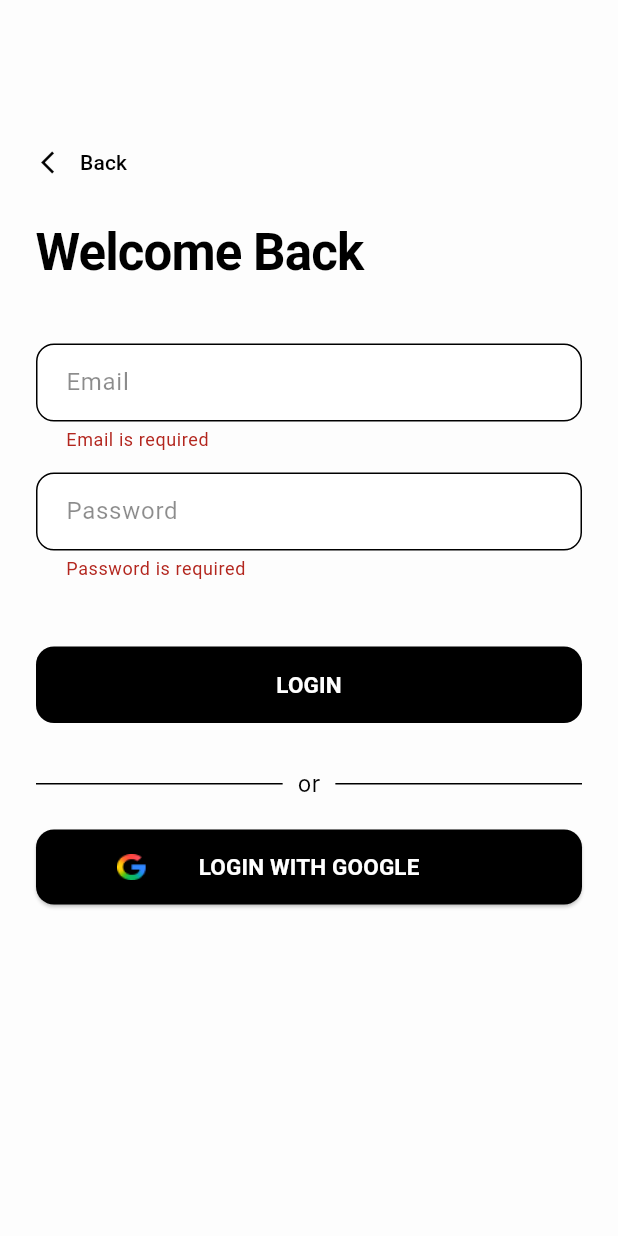
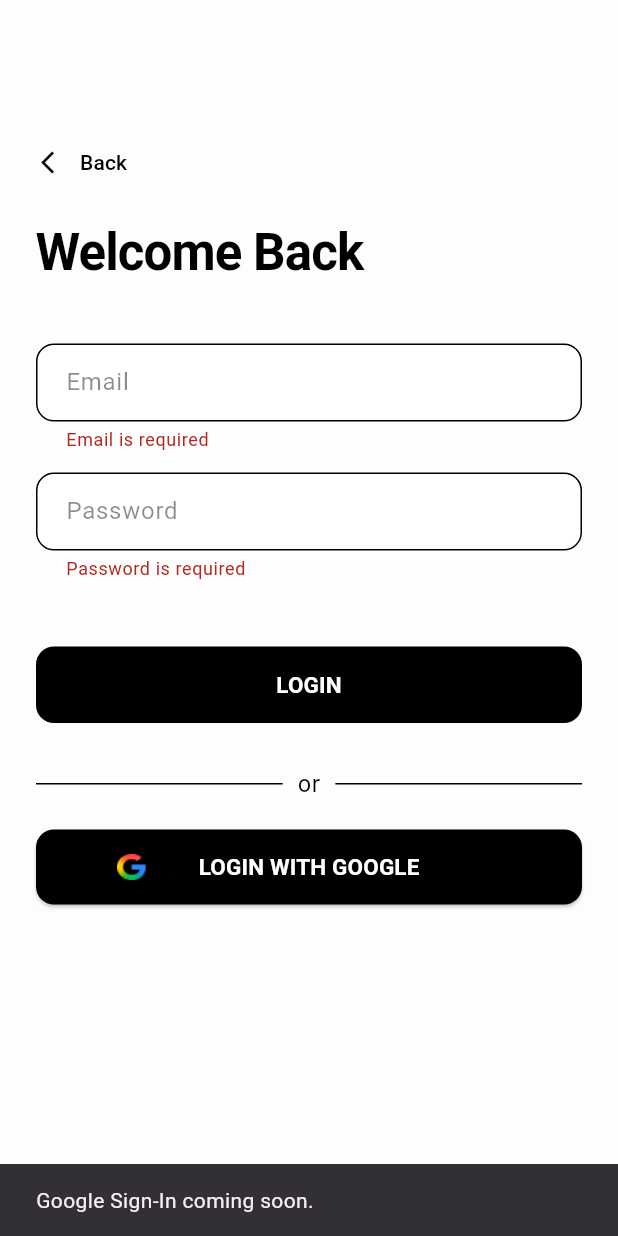
Before and after one commit to zjsuarez/Flutter-TodoList-with-Firebase, a Flutter app: the LoginScreen screen opened by its route, after a tap on "LOGIN", after a tap on "LOGIN WITH GOOGLE", on a phone screen of 412 x 824 dp. Run offline on Flutter 3.47's test engine with Material 3 defaults, Android fonts, the phone set to English and light mode, and no system bars; our stand-ins replace bloc, firebase_auth, firebase_core, flutter_bloc, freezed_annotation, get_it and 5 more; accounts and stored records are empty; Roboto replaces fonts that are missing (Inter).

Commit message:
(feat): Finished auth feature.

```diff
--- /dev/null
+++ b/devtools_options.yaml
@@ -0,0 +1,5 @@
+description: This file stores settings for Dart & Flutter DevTools.
+documentation: https://docs.flutter.dev/tools/devtools/extensions#configure-extension-enablement-states
+extensions:
+  - get_it: true
+  - provider: true
--- a/lib/src/core/di/injection.dart
+++ b/lib/src/core/di/injection.dart
@@ -1,3 +1,4 @@
+import 'package:firebase_auth/firebase_auth.dart';
 import 'package:hive/hive.dart';
 import 'package:injectable/injectable.dart';
 import 'package:get_it/get_it.dart';
@@ -13,4 +14,7 @@ void configureInjection() => getIt.init();
 abstract class RegisterModule {
   @lazySingleton
   Box<TaskModel> get taskBox => Hive.box<TaskModel>('tasksBox');
+
+  @lazySingleton
+  FirebaseAuth get firebaseAuth => FirebaseAuth.instance;
 }
--- a/lib/src/core/router/app_router.dart
+++ b/lib/src/core/router/app_router.dart
@@ -1,6 +1,7 @@
 import 'package:flutter_bloc/flutter_bloc.dart';
 import 'package:go_router/go_router.dart';
 import 'package:todolistfirebase/src/core/di/injection.dart';
+import 'package:todolistfirebase/src/features/auth/domain/repositories/auth_repository.dart';
 import 'package:todolistfirebase/src/features/auth/presentation/screen/register_screen.dart';
 import 'package:todolistfirebase/src/features/auth/presentation/screen/login_screen.dart';
 import 'package:todolistfirebase/src/features/auth/presentation/screen/startpage_screen.dart';
@@ -8,6 +9,7 @@ import 'package:todolistfirebase/src/features/dashboard/presentation/bloc/dashbo
 import 'package:todolistfirebase/src/features/dashboard/presentation/screens/dashboard_screen.dart';
 
 final appRouter = GoRouter(
+  initialLocation: getIt<AuthRepository>().isLoggedIn ? '/dashboard' : '/',
   routes: [
     GoRoute(path: '/', builder: (context, state) => const StartPageScreen(),),
     GoRoute(path: '/login', builder: (context, state) => const LoginScreen(),),
--- a/lib/src/features/auth/data/data/auth_datasource.dart
+++ b/lib/src/features/auth/data/data/auth_datasource.dart
@@ -26,7 +26,6 @@ Future<UserCredential> login(String email, String password) async {
     await _firebaseAuth.signOut();
   }
 
-  // Para saber si el usuario ya inició sesión al abrir la app
   User? get currentUser => _firebaseAuth.currentUser;
 
 }
--- /dev/null
+++ b/lib/src/features/auth/presentation/bloc/auth_event.dart
@@ -0,0 +1,16 @@
+part of 'auth_bloc.dart';
+
+@freezed
+class AuthEvent with _$AuthEvent {
+  const factory AuthEvent.login({
+    required String email,
+    required String password,
+  }) = _Login;
+
+  const factory AuthEvent.register({
+    required String email,
+    required String password,
+  }) = _Register;
+
+  const factory AuthEvent.logout() = _Logout;
+}
--- /dev/null
+++ b/lib/src/features/auth/presentation/bloc/auth_state.dart
@@ -0,0 +1,10 @@
+part of 'auth_bloc.dart';
+
+@freezed
+class AuthState with _$AuthState {
+  const factory AuthState.initial() = _Initial;
+  const factory AuthState.loading() = _Loading;
+  const factory AuthState.authenticated() = _Authenticated;
+  const factory AuthState.unauthenticated() = _Unauthenticated;
+  const factory AuthState.error(String message) = _Error;
+}
--- a/lib/src/features/auth/presentation/screen/login_screen.dart
+++ b/lib/src/features/auth/presentation/screen/login_screen.dart
@@ -1,7 +1,9 @@
 import 'package:flutter/material.dart';
+import 'package:flutter_bloc/flutter_bloc.dart';
 import 'package:go_router/go_router.dart';
 import 'package:todolistfirebase/src/core/constants/app_colors.dart';
 import 'package:todolistfirebase/src/core/utils/validators.dart';
+import 'package:todolistfirebase/src/features/auth/presentation/bloc/auth_bloc.dart';
 import 'package:todolistfirebase/src/features/auth/presentation/widgets/auth_widgets.dart';
 
 class LoginScreen extends StatefulWidget {
@@ -24,16 +26,30 @@ class _LoginScreenState extends State<LoginScreen> {
   }
 
   void _submit() {
-    if (!_formKey.currentState!.validate()) {
-      return;
-    }
+    if (!_formKey.currentState!.validate()) return;
+    context.read<AuthBloc>().add(AuthEvent.login(
+          email: _emailController.text.trim(),
+          password: _passwordController.text,
+        ));
   }
 
   @override
   Widget build(BuildContext context) {
-    return Scaffold(
+    return BlocListener<AuthBloc, AuthState>(
+      listener: (context, state) {
+        state.whenOrNull(
+          authenticated: () => context.go('/dashboard'),
+          error: (message) => ScaffoldMessenger.of(context).showSnackBar(
+            SnackBar(content: Text(message), backgroundColor: Colors.red),
+          ),
+        );
+      },
+      child: Scaffold(
         backgroundColor: const Color(AppColors.backgroundColor),
-      body: Padding(
+        body: BlocBuilder<AuthBloc, AuthState>(
+          builder: (context, state) {
+            final isLoading = state.maybeWhen(loading: () => true, orElse: () => false);
+            return Padding(
               padding: const EdgeInsets.all(24.0),
               child: Center(
                 child: Form(
@@ -81,7 +97,7 @@ class _LoginScreenState extends State<LoginScreen> {
                       SizedBox(
                         width: double.infinity,
                         child: ElevatedButton(
-                    onPressed: _submit,
+                          onPressed: isLoading ? null : _submit,
                           style: ElevatedButton.styleFrom(
                             elevation: 0,
                             backgroundColor: Colors.black,
@@ -91,7 +107,16 @@ class _LoginScreenState extends State<LoginScreen> {
                             ),
                             padding: const EdgeInsets.symmetric(vertical: 15),
                           ),
-                    child: const Text(
+                          child: isLoading
+                              ? const SizedBox(
+                                  height: 20,
+                                  width: 20,
+                                  child: CircularProgressIndicator(
+                                    strokeWidth: 2,
+                                    color: Colors.white,
+                                  ),
+                                )
+                              : const Text(
                                   'LOGIN',
                                   style: TextStyle(
                                     fontSize: 15,
@@ -101,7 +126,6 @@ class _LoginScreenState extends State<LoginScreen> {
                         ),
                       ),
                       const SizedBox(height: 30),
-                // DIVIDER WITH "OR" TEXT
                       const Row(
                         children: [
                           Expanded(child: Divider(height: 20, color: Colors.black)),
@@ -120,13 +144,16 @@ class _LoginScreenState extends State<LoginScreen> {
                           Expanded(child: Divider(height: 20, color: Colors.black)),
                         ],
                       ),
-                // GOOGLE SIGN IN BUTTON
                       const SizedBox(height: 20),
                       SizedBox(
                         width: double.infinity,
                         height: 50,
                         child: ElevatedButton(
-                    onPressed: _submit,
+                          onPressed: isLoading ? null : () {
+                            ScaffoldMessenger.of(context).showSnackBar(
+                              const SnackBar(content: Text('Google Sign-In coming soon.')),
+                            );
+                          },
                           style: ElevatedButton.styleFrom(
                             backgroundColor: Colors.black,
                             shape: RoundedRectangleBorder(
@@ -146,9 +173,9 @@ class _LoginScreenState extends State<LoginScreen> {
                                   ),
                                 ),
                               ),
-                        Text(
+                              const Text(
                                 'LOGIN WITH GOOGLE',
-                          style: const TextStyle(
+                                style: TextStyle(
                                   color: Colors.white,
                                   fontWeight: FontWeight.bold,
                                   fontSize: 15,
@@ -162,6 +189,9 @@ class _LoginScreenState extends State<LoginScreen> {
                   ),
                 ),
               ),
+            );
+          },
+        ),
       ),
     );
   }
--- a/lib/src/features/dashboard/presentation/screens/dashboard_screen.dart
+++ b/lib/src/features/dashboard/presentation/screens/dashboard_screen.dart
@@ -45,7 +45,7 @@ class _DashboardScreenState extends State<DashboardScreen> {
                       ),
                       const SizedBox(height: 2),
                       Text(
-                        'Justin',
+                        '[USER NAME]',
                         style: GoogleFonts.dmSans(
                           fontSize: 22,
                           fontWeight: FontWeight.w400,
```
Also changed, not shown: lib/main.dart (+7 -2 lines), lib/src/features/auth/data/repositories/auth_repository_impl.dart (+11 -17 lines), lib/src/features/auth/domain/repositories/auth_repository.dart (+4 -7 lines), lib/src/features/auth/presentation/bloc/auth_bloc.dart (added, +69 -0 lines), lib/src/features/auth/presentation/screen/register_screen.dart (+42 -12 lines), lib/src/core/di/injection.config.dart, lib/src/features/auth/presentation/bloc/auth_bloc.freezed.dart (added). Lines whose indentation alone changed are shown as unchanged.
